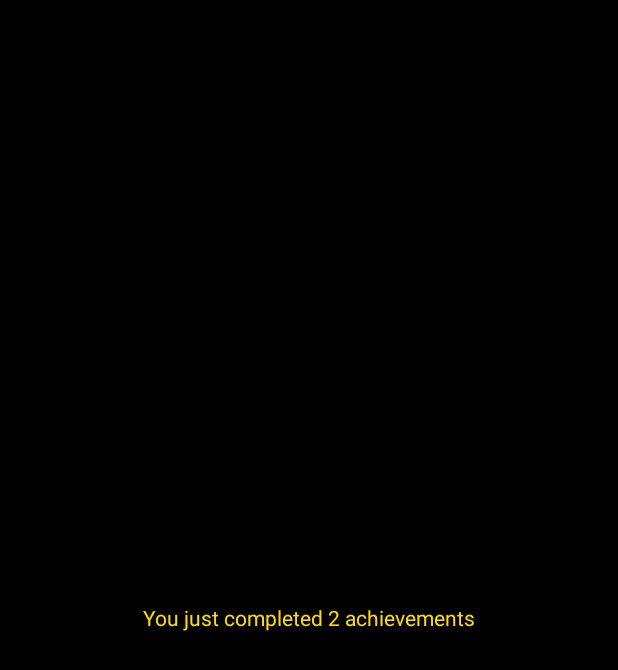
After one commit to SandraZiv/DSD-Cycling-Advocacy, an Android app: the layout activity_achievement_completed.xml on its own in the app's theme, with its tools: preview values and no code run, on a phone screen of 412 x 824 dp. The commit adds this screen. Shown: the top 670 px of the screen. Run offline under Robolectric (Android 15) with nearby library versions, the phone set to English and light mode, and no system bars.

Commit message:
add achievement completed activity

```diff
--- a/android/Bumpy/app/src/main/AndroidManifest.xml
+++ b/android/Bumpy/app/src/main/AndroidManifest.xml
@@ -51,6 +51,10 @@
             android:screenOrientation="portrait"
             android:theme="@style/PreferenceCompatStyle" />
 
+        <activity
+            android:name=".achievements.ui.AchievementCompletedActivity"
+            android:screenOrientation="portrait"/>
+
         <service android:name=".location.LocationService"/>
 
     </application>
--- a/android/Bumpy/app/src/main/java/com/cycling_advocacy/bumpy/achievements/util/AchievementManager.java
+++ b/android/Bumpy/app/src/main/java/com/cycling_advocacy/bumpy/achievements/util/AchievementManager.java
@@ -14,6 +14,10 @@ import java.util.List;
 public class AchievementManager {
 
     public static ArrayList<Achievement> manageAchievements(Context context, Trip trip, List<Achievement> achievements) {
+        if (achievements == null) {
+            return new ArrayList<>();
+        }
+
         // todo trip condition check?
         AchievementsPrefs.increaseDailyTripCount(context);
         AchievementsPrefs.increaseTotalTripCount(context);
--- /dev/null
+++ b/android/Bumpy/app/src/main/res/layout/activity_achievement_completed.xml
@@ -0,0 +1,21 @@
+<?xml version="1.0" encoding="utf-8"?>
+<LinearLayout xmlns:android="http://schemas.android.com/apk/res/android"
+    xmlns:app="http://schemas.android.com/apk/res-auto"
+    xmlns:tools="http://schemas.android.com/tools"
+    android:layout_width="match_parent"
+    android:layout_height="match_parent"
+    android:background="@color/cyclingAdvocacyBlack"
+    android:gravity="center"
+    android:orientation="vertical"
+    tools:context=".achievements.ui.AchievementCompletedActivity">
+
+    <TextView
+        android:id="@+id/tv_achievement_completed_title"
+        android:layout_width="match_parent"
+        android:layout_height="wrap_content"
+        android:gravity="center"
+        android:textColor="@color/cyclingAdvocacyYellow"
+        tools:text="You just completed 2 achievements" />
+
+
+</LinearLayout>
```
Also changed, not shown: android/Bumpy/app/src/main/java/com/cycling_advocacy/bumpy/TripInProgressActivity.java (+33 -6 lines), android/Bumpy/app/src/main/java/com/cycling_advocacy/bumpy/achievements/ui/AchievementCompletedActivity.java (added, +46 -0 lines).
